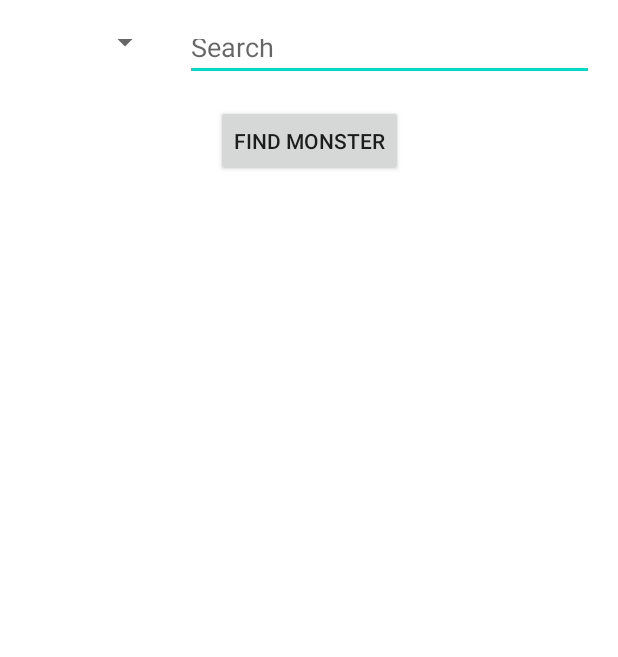
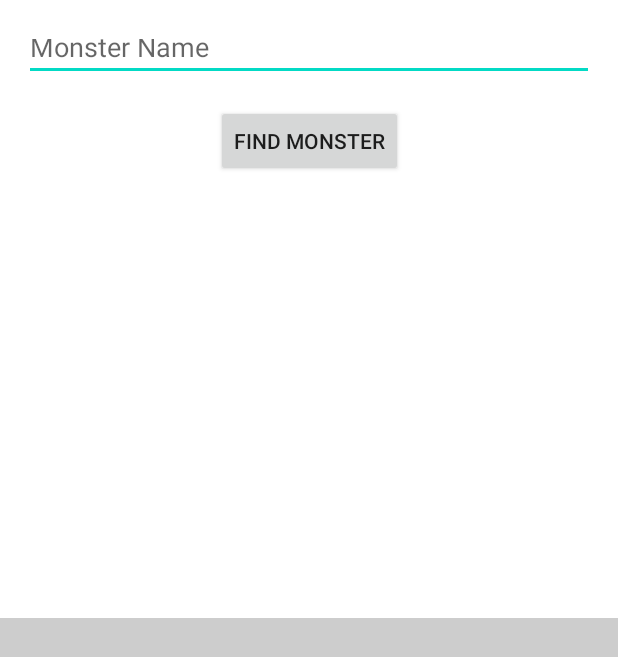
Before and after one commit to Soulem/DDBestiary, an Android app: the screen it shows after launch (MainActivity), on a phone screen of 412 x 824 dp. Shown: the top 657 px of the screen. Run offline under Robolectric (Android 15) with nearby library versions, the phone set to English and light mode, and no system bars; our stand-ins replace Room's generated code.

Commit message:
Clean Up before big commit

```diff
--- a/app/src/main/java/com/dynamicdevs/ddbestiary/view/fragment/SearchFragment.kt
+++ b/app/src/main/java/com/dynamicdevs/ddbestiary/view/fragment/SearchFragment.kt
@@ -40,7 +40,7 @@ class SearchFragment : Fragment() {
         super.onViewCreated(view, savedInstanceState)
         binding.searchButton.setOnClickListener{
             val monsterName = binding.monsterNameEditText.text.toString().trim()
-            //apiDelegate.searchMonster(monsterName);
+           // apiDelegate.searchMonster(monsterName);
         }
     }
 
--- a/app/src/main/res/layout/fragment_display.xml
+++ b/app/src/main/res/layout/fragment_display.xml
@@ -4,6 +4,7 @@
     xmlns:tools="http://schemas.android.com/tools"
     android:layout_width="match_parent"
     android:layout_height="match_parent"
+    android:background="#4444"
     tools:context=".view.fragment.DisplayFragment">
 
 
@@ -16,7 +17,7 @@
         app:layout_constraintTop_toTopOf="parent"
         app:layout_constraintBottom_toBottomOf="parent"
         app:layout_constraintEnd_toEndOf="parent"
-        tools:listitem="@layout/card_display_item"
+        tools:listitem="@layout/basic_card_display_item"
         />
 
 
--- a/app/src/main/res/layout/fragment_search.xml
+++ b/app/src/main/res/layout/fragment_search.xml
@@ -12,12 +12,12 @@
         android:layout_width="0dp"
         android:layout_height="38dp"
         android:layout_margin="16dp"
-        android:hint="Search"
+        android:hint="@string/monster_name_button"
         android:inputType="textPersonName"
         app:layout_constraintBottom_toTopOf="@id/search_button"
         app:layout_constraintEnd_toEndOf="parent"
         app:layout_constraintHorizontal_weight=".75"
-        app:layout_constraintStart_toEndOf="@id/search_select_spinner"
+        app:layout_constraintStart_toStartOf="parent"
         app:layout_constraintTop_toTopOf="parent" />
 
     <androidx.appcompat.widget.AppCompatButton
@@ -25,7 +25,7 @@
         android:layout_width="wrap_content"
         android:layout_height="wrap_content"
         android:layout_margin="16dp"
-        android:text="Find Monster"
+        android:text="@string/find_monster"
         app:layout_constraintStart_toStartOf="parent"
         app:layout_constraintEnd_toEndOf="parent"
         app:layout_constraintTop_toBottomOf="@id/monsterName_editText"
@@ -42,18 +42,7 @@
         app:layout_constraintStart_toStartOf="parent"
         app:layout_constraintTop_toBottomOf="@id/search_button" />
 
-    <Spinner
-        android:id="@+id/search_select_spinner"
-        android:layout_width="0dp"
-        android:layout_height="wrap_content"
-        android:layout_marginStart="16dp"
-        app:layout_constraintBottom_toBottomOf="@id/monsterName_editText"
-        app:layout_constraintEnd_toStartOf="@+id/monsterName_editText"
-        app:layout_constraintHorizontal_weight=".25"
-        app:layout_constraintStart_toStartOf="parent"
-        app:layout_constraintTop_toTopOf="@id/monsterName_editText"
-        app:layout_constraintVertical_bias="0.0" />
-<!--
+    <!--
         android:entries="Name/Type/Challenge Rating"-->
 
 </androidx.constraintlayout.widget.ConstraintLayout>
--- a/app/src/main/res/values/strings.xml
+++ b/app/src/main/res/values/strings.xml
@@ -29,4 +29,6 @@
     <string name="proficiencies">Proficiencies:</string>
     <string name="actions">Actions:</string>
     <string name="condition_and_damage_variables">Condition and Damage Variables:</string>
+    <string name="find_monster">Find Monster</string>
+    <string name="monster_name_button">Monster Name</string>
 </resources>
```
Also changed, not shown: app/src/main/java/com/dynamicdevs/ddbestiary/view/activity/DetailedMonsterActivity.kt (+8 -13 lines), app/src/main/res/layout/basic_card_display_item.xml (+6 -14 lines).
